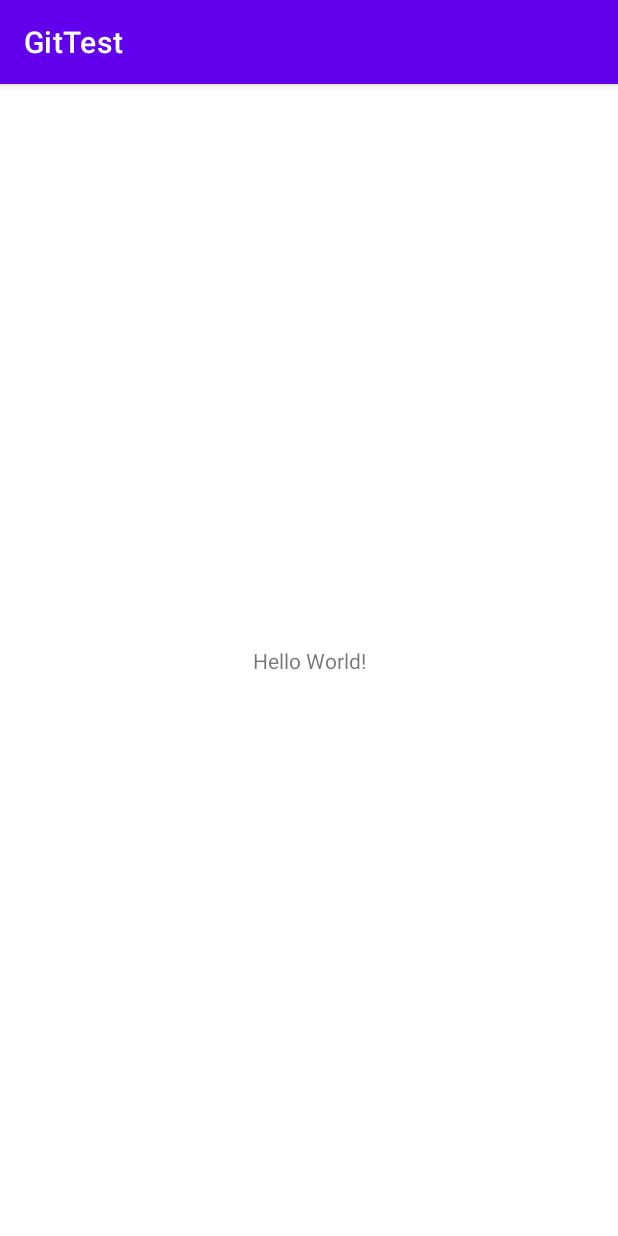
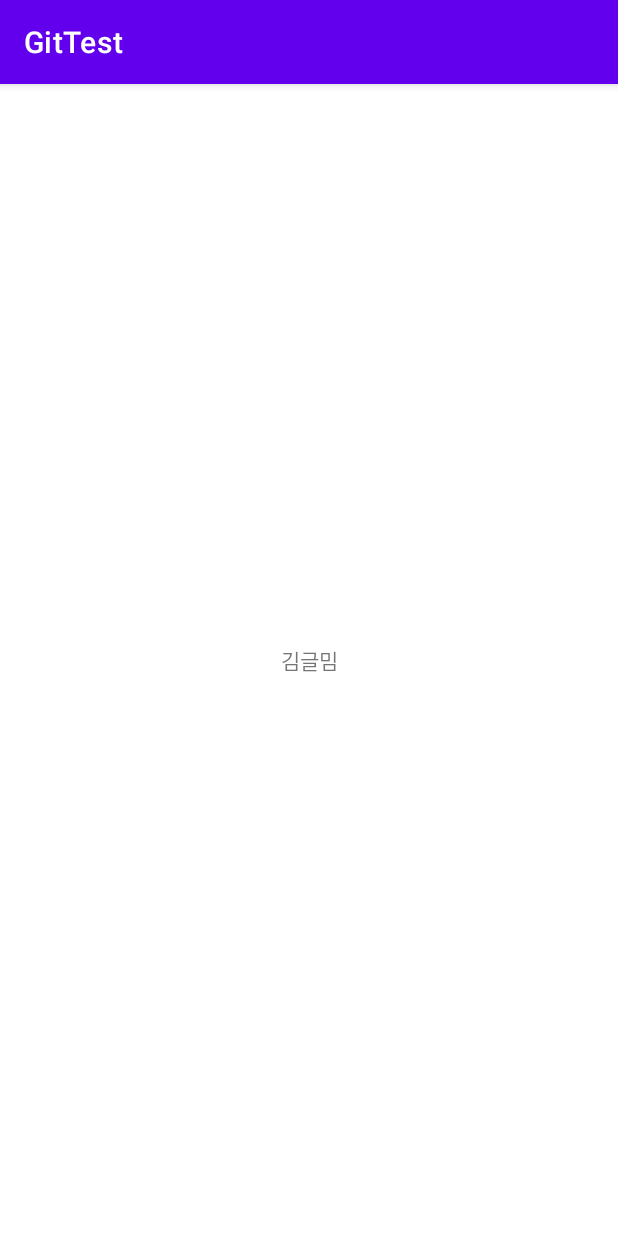
Before and after one commit to yeah-zzi/GitTest, an Android app: the screen it shows after launch (MainActivity), on a phone screen of 412 x 824 dp. Run offline under Robolectric (Android 15) with nearby library versions, the phone set to English and light mode, and no system bars.

Commit message:
이름씀

```diff
--- a/app/src/main/res/layout/activity_main.xml
+++ b/app/src/main/res/layout/activity_main.xml
@@ -9,10 +9,9 @@
     <TextView
         android:layout_width="wrap_content"
         android:layout_height="wrap_content"
-        android:text="Hello World!"
+        android:text="김글밈"
         app:layout_constraintBottom_toBottomOf="parent"
         app:layout_constraintEnd_toEndOf="parent"
         app:layout_constraintStart_toStartOf="parent"
         app:layout_constraintTop_toTopOf="parent" />
-
 </androidx.constraintlayout.widget.ConstraintLayout>
```
